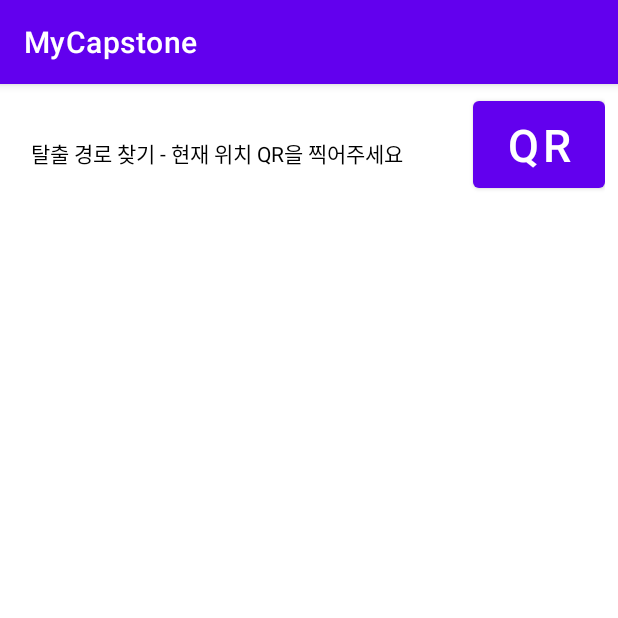
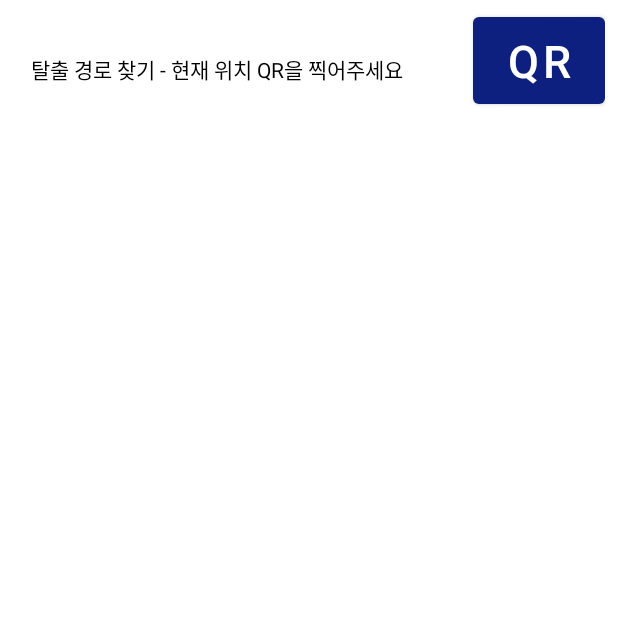
Before and after one commit to kimmatches/MyCapstone, an Android app built with Jetpack Compose: the screen it shows after launch (MainActivity), on a phone screen of 412 x 824 dp, the top half of it. Run offline under Robolectric (Android 15) with nearby library versions, the phone set to English and light mode, and no system bars; libraries missing offline, so code that uses them is left out: com.davemorrissey.labs, com.google.zxing.integration; 5 statements that could not run were skipped.

Commit message:
상단바 색상 변경 및 삭제

```diff
--- a/app/src/main/res/values/colors.xml
+++ b/app/src/main/res/values/colors.xml
@@ -1,6 +1,6 @@
 <?xml version="1.0" encoding="utf-8"?>
 <resources>
-    <color name="purple_200">#FFBB86FC</color>
+    <color name="purple_200">#0E207F</color>
     <color name="purple_500">#FF6200EE</color>
     <color name="purple_700">#FF3700B3</color>
     <color name="teal_200">#FF03DAC5</color>
--- a/app/src/main/res/values/themes.xml
+++ b/app/src/main/res/values/themes.xml
@@ -2,7 +2,8 @@
     <!-- Base application theme. -->
     <style name="Theme.MyCapstone" parent="Theme.MaterialComponents.DayNight.DarkActionBar">
         <!-- Primary brand color. -->
-        <item name="colorPrimary">@color/purple_500</item>
+        <item name="windowNoTitle">true</item>
+        <item name="colorPrimary">@color/purple_200</item>
         <item name="colorPrimaryVariant">@color/purple_700</item>
         <item name="colorOnPrimary">@color/white</item>
         <!-- Secondary brand color. -->
@@ -10,7 +11,7 @@
         <item name="colorSecondaryVariant">@color/teal_700</item>
         <item name="colorOnSecondary">@color/black</item>
         <!-- Status bar color. -->
-        <item name="android:statusBarColor">?attr/colorPrimaryVariant</item>
+
         <!-- Customize your theme here. -->
     </style>
 </resources>
```
